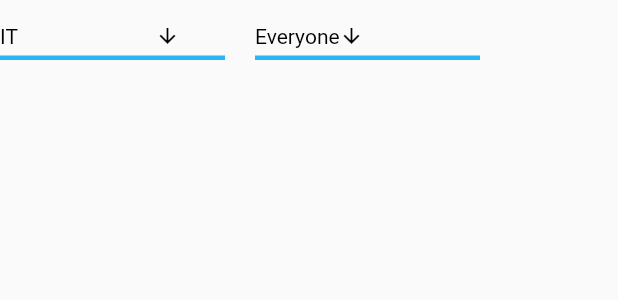
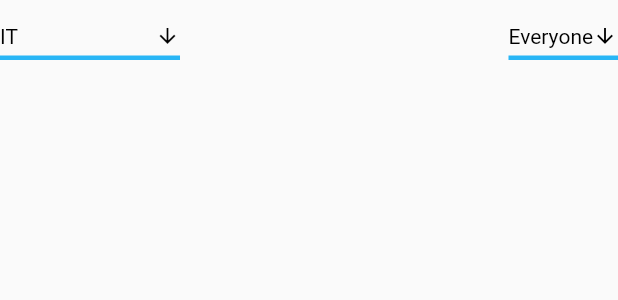
Before and after one commit to LucasNcipha/cut_info, a Flutter app: the DropDownWidget widget shown alone on an empty page, opened directly, on a phone screen of 412 x 824 dp. Shown: the top 300 px of the screen. Run offline on Flutter 3.47's test engine with Material 2 defaults, Android fonts, the light colour scheme and no system bars; our stand-ins replace flutter_pw_validator, google_fonts, shared_preferences, tuple; missing offline and left inert: backendless_sdk; accounts and stored records are empty.

Commit message:
changed layout

```diff
--- a/lib/widgets/create_post_dropdown.dart
+++ b/lib/widgets/create_post_dropdown.dart
@@ -31,9 +31,10 @@ class _DropDownStatefulWidgetState extends State<DropDownWidget> {
   @override
   Widget build(BuildContext context) {
     return Row(
+      mainAxisAlignment: MainAxisAlignment.spaceBetween,
       children: [
         Container(
-          width: 150,
+          width: 120,
           child: DropdownButton<String>(
             value: dropdownValue,
             icon: const Icon(
@@ -68,7 +69,7 @@ class _DropDownStatefulWidgetState extends State<DropDownWidget> {
         Padding(
           padding: const EdgeInsets.only(left: 20),
           child: Container(
-            width: 150,
+            width: 73,
             child: DropdownButton<String>(
               value: dropdownValue2,
               icon: const Icon(
```
